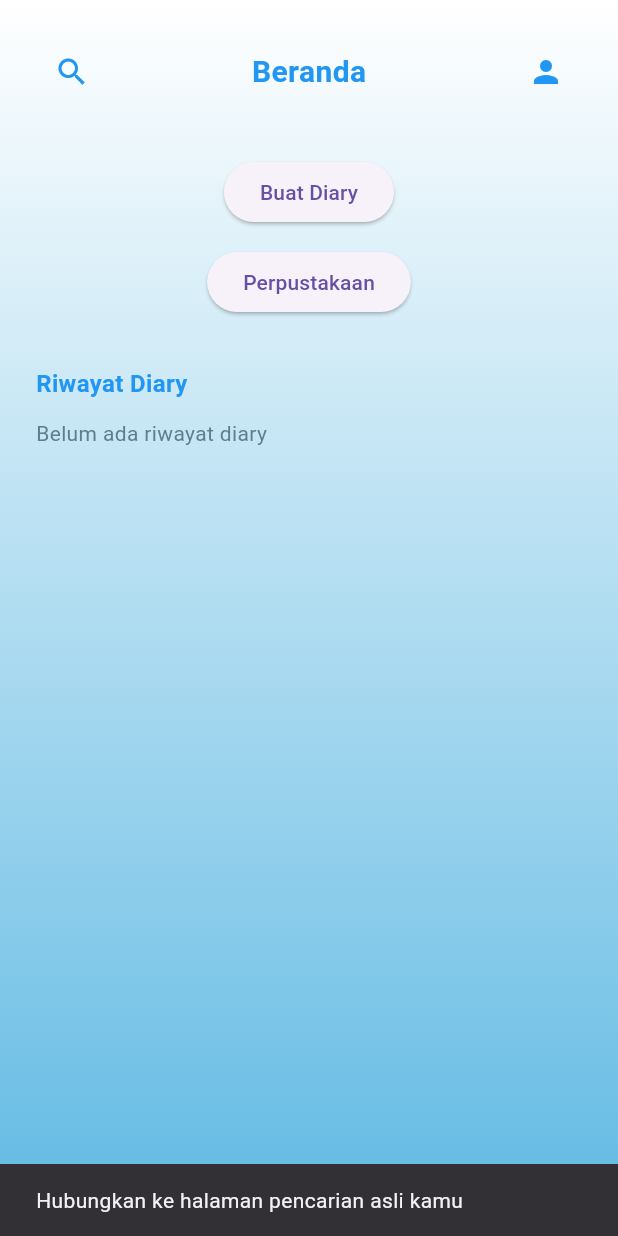
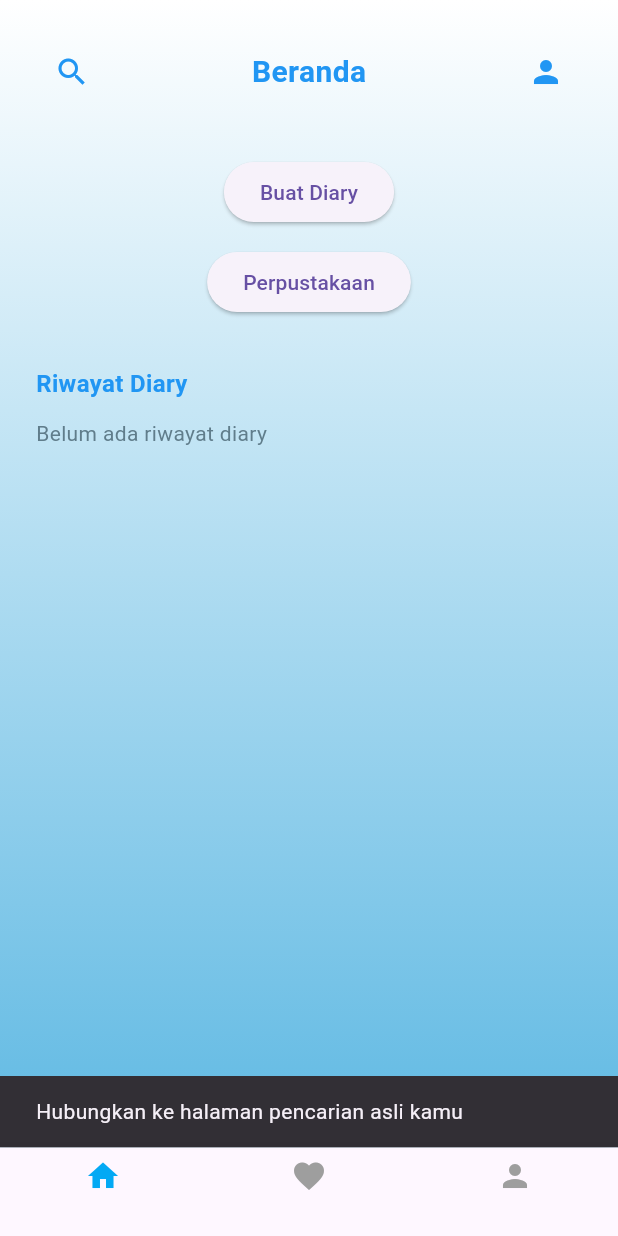
Before and after one commit to uinsaga-pmob/3A-02, a Flutter app: the BerandaPage screen opened directly, after a tap on the "search" icon, on a phone screen of 412 x 824 dp. Run offline on Flutter 3.47's test engine with Material 3 defaults, Android fonts, the phone set to English and light mode, and no system bars; our stand-ins replace image_picker, sqflite; accounts and stored records are empty.

Commit message:
favorite

```diff
--- a/lib/beranda_page.dart
+++ b/lib/beranda_page.dart
@@ -1,3 +1,4 @@
+import 'package:app_3a_02/suka_page.dart';
 import 'package:flutter/material.dart';
 import 'package:app_3a_02/buat_page.dart';
 import 'package:app_3a_02/perpustakaan_page.dart';
@@ -15,6 +16,7 @@ class BerandaPage extends StatefulWidget {
 
 class _BerandaPageState extends State<BerandaPage> {
   final List<DiaryItem> _riwayatDiary = [];
+  int _currentIndex = 0;
 
   @override
   void initState() {
@@ -63,6 +65,13 @@ class _BerandaPageState extends State<BerandaPage> {
       MaterialPageRoute(builder: (_) => const ProfilPage()),
     );
     await _loadRiwayat();
+  }
+
+  Future<void> _bukaSuka() async {
+    await Navigator.push(
+      context,
+      MaterialPageRoute(builder: (_) => const SukaPage()),
+    );
   }
 
   Widget _buildCard({
@@ -193,6 +202,38 @@ class _BerandaPageState extends State<BerandaPage> {
             ),
           ),
         ),
+
+        // navigasi
+        bottomNavigationBar: BottomNavigationBar(
+          type: BottomNavigationBarType.fixed,
+          currentIndex: _currentIndex,
+          selectedItemColor: Colors.lightBlue,
+          unselectedItemColor: Colors.grey,
+          onTap: (index) async {
+            setState(() {
+              _currentIndex = index;
+            });
+
+            if (index == 0) {
+              return;
+            } else if (index == 1) {
+              await _bukaSuka();
+            } else if (index == 2) {
+              await _bukaProfil();
+            }
+
+            if (!mounted) return;
+            setState(() {
+              _currentIndex = 0;
+            });
+          },
+
+          items: const [
+            BottomNavigationBarItem(icon: Icon(Icons.home), label: ""),
+            BottomNavigationBarItem(icon: Icon(Icons.favorite), label: ""),
+            BottomNavigationBarItem(icon: Icon(Icons.person), label: ""),
+          ],
+        ),
       ),
     );
   }
```
Also changed, not shown: lib/suka_page.dart (added, +14 -0 lines).
